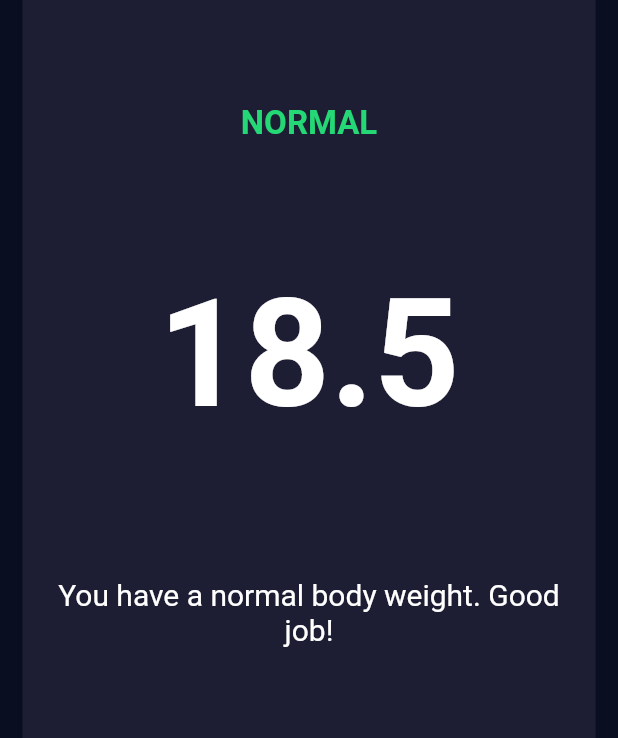
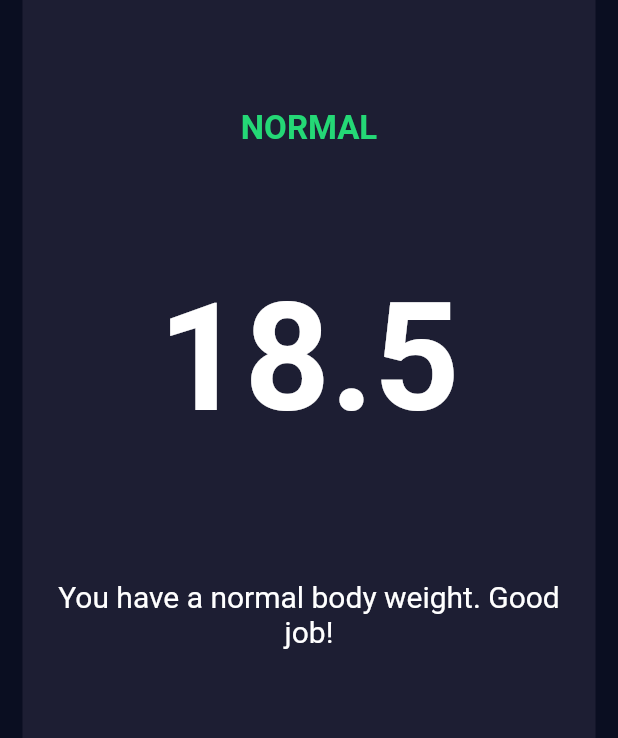
Before and after one commit to eoanodea/flutter-bmi-calculator, a Flutter app: the screen it shows after launch, after a tap on "CALCULATE", on a phone screen of 412 x 824 dp. Shown: the part 296-1034 px from the top of the screen. Run offline on Flutter 3.47's test engine with Material 2 defaults, Android fonts, the phone set to English and light mode, and no system bars; our stand-ins replace font_awesome_flutter.

Commit message:
Added some padding top to reuseable cards

```diff
--- a/lib/components/resuable_card.dart
+++ b/lib/components/resuable_card.dart
@@ -14,6 +14,7 @@ class ReuseableCard extends StatelessWidget {
       child: Container(
         child: cardChild,
         margin: EdgeInsets.all(15.0),
+        padding: EdgeInsets.only(top: 5.0),
         decoration: BoxDecoration(
           color: colour,
           borderRadius: BorderRadius.circular(10.0),
```
